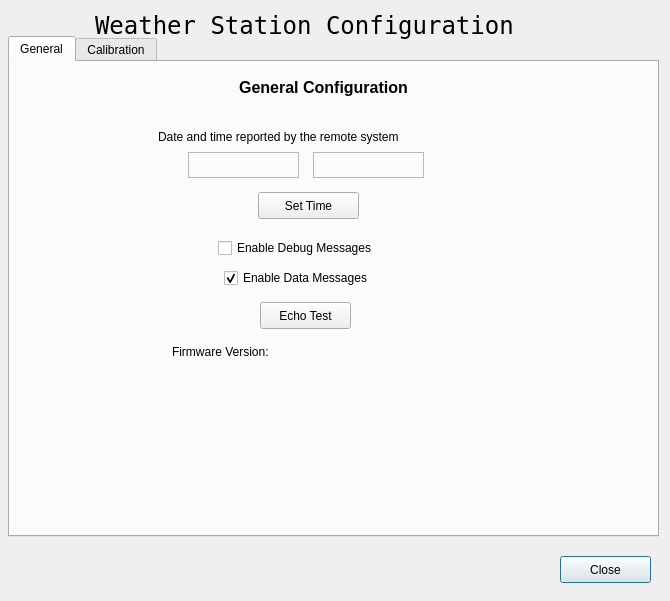
First picture: the form in weather-station-gui/weather-station-configure.ui, repository ksarkies/Weather-Station, before the edit.
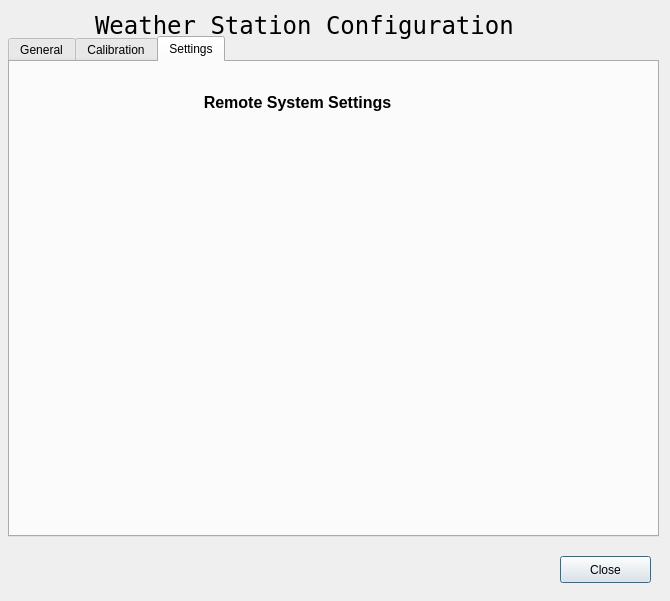
Second picture: the form after the edit. The open tabs and pages were chosen to show the change.

Commit message: - Add feature to place remote into sleep mode for a few seconds to allow contact by the base station GUI when the remote is in stop mode. This will allow the base station to place remote to sleep mode until any operations are complete. - In GUI, when starting up command remote to change to sleep mode. When terminating put remote back to stop mode.

```diff
--- a/weather-station-gui/weather-station-configure.ui
+++ b/weather-station-gui/weather-station-configure.ui
@@ -277,6 +277,37 @@
      </property>
     </widget>
    </widget>
+   <widget class="QWidget" name="Settings">
+    <attribute name="title">
+     <string>Settings</string>
+    </attribute>
+    <widget class="QLabel" name="generalLabel_2">
+     <property name="geometry">
+      <rect>
+       <x>168</x>
+       <y>20</y>
+       <width>239</width>
+       <height>41</height>
+      </rect>
+     </property>
+     <property name="font">
+      <font>
+       <pointsize>12</pointsize>
+       <weight>75</weight>
+       <bold>true</bold>
+      </font>
+     </property>
+     <property name="text">
+      <string>Remote System Settings</string>
+     </property>
+     <property name="alignment">
+      <set>Qt::AlignCenter</set>
+     </property>
+     <property name="wordWrap">
+      <bool>true</bool>
+     </property>
+    </widget>
+   </widget>
   </widget>
   <widget class="QLabel" name="errorLabel">
    <property name="geometry">
```
The commit also changes 4 other files.
